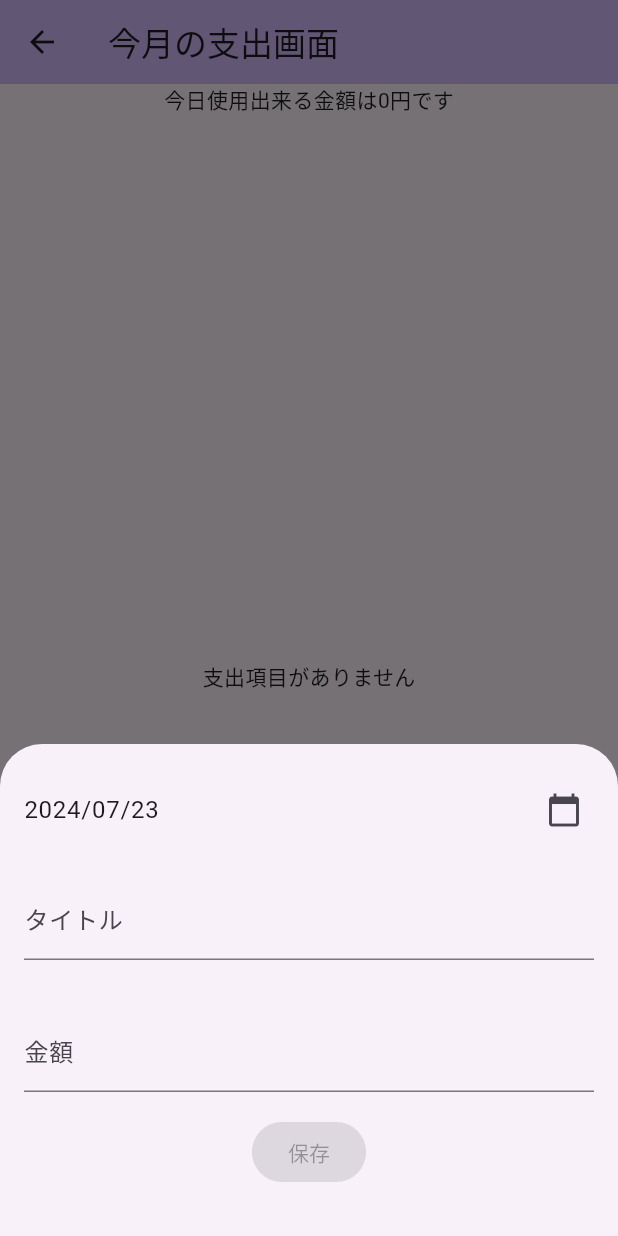
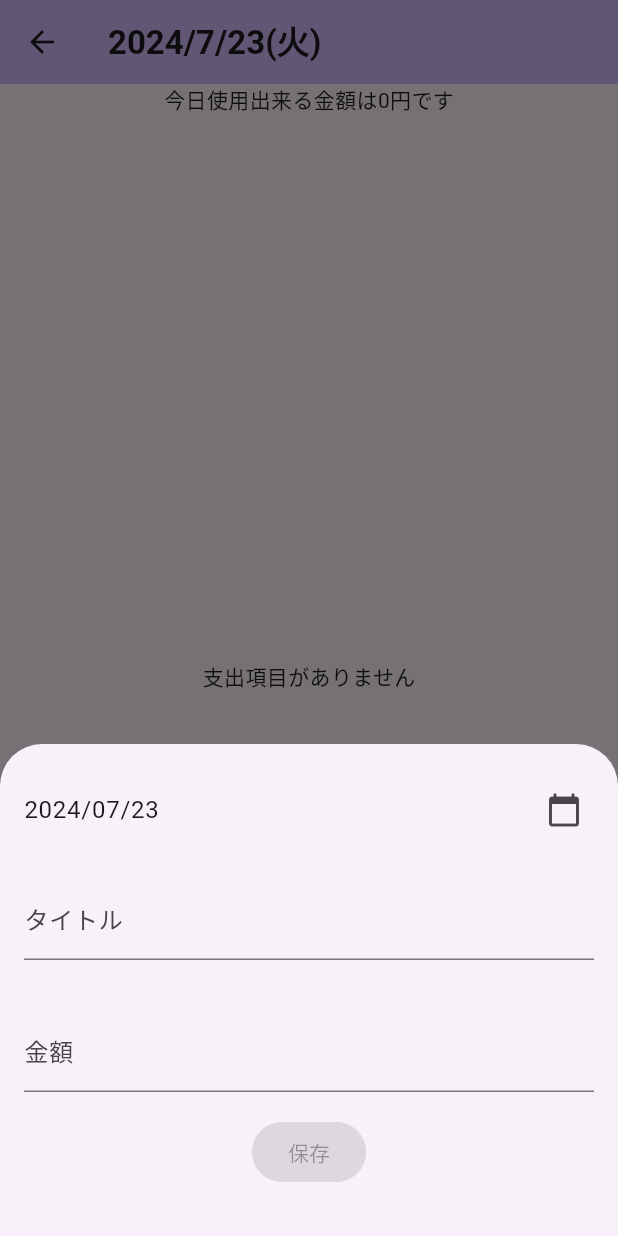
Before and after one commit to Ru2Lu/daily_spend_tracker, a Flutter app: the ExpenseListScreen screen opened directly, after a tap on the "add" icon, on a phone screen of 412 x 824 dp. Run offline on Flutter 3.47's test engine with Material 3 defaults, Android fonts, the light colour scheme and no system bars; our stand-ins replace flutter_riverpod, flutter_slidable, isar, riverpod_annotation; accounts and stored records are empty; generated files the repository leaves out were written again.

Commit message:
今月の支出画面のアプリバーに本日の日付を表示

```diff
--- a/lib/screens/expense_list_screen.dart
+++ b/lib/screens/expense_list_screen.dart
@@ -4,6 +4,7 @@ import 'package:daily_spend_tracker/widgets/expense/expense_list.dart';
 import 'package:daily_spend_tracker/widgets/expense/expense_bottom_sheet.dart';
 import 'package:flutter/material.dart';
 import 'package:flutter_riverpod/flutter_riverpod.dart';
+import 'package:intl/intl.dart';
 import '../utils/format.dart';
 
 class ExpenseListScreen extends ConsumerWidget {
@@ -27,7 +28,14 @@ class ExpenseListScreen extends ConsumerWidget {
     return Scaffold(
       appBar: AppBar(
         backgroundColor: Theme.of(context).colorScheme.inversePrimary,
-        title: const Text('今月の支出画面'),
+        title: Text(
+          _formatFullDateWithWeekday(
+            DateTime.now(),
+          ),
+          style: const TextStyle(
+            fontWeight: FontWeight.bold,
+          ),
+        ),
       ),
       body: Column(
         children: [
@@ -56,4 +64,10 @@ class ExpenseListScreen extends ConsumerWidget {
       ),
     );
   }
+
+  /// 曜日付きの日付にフォーマットする
+  String _formatFullDateWithWeekday(DateTime date) {
+    final DateFormat formatter = DateFormat('yyyy/M/d(E)', 'ja');
+    return formatter.format(date);
+  }
 }
```
